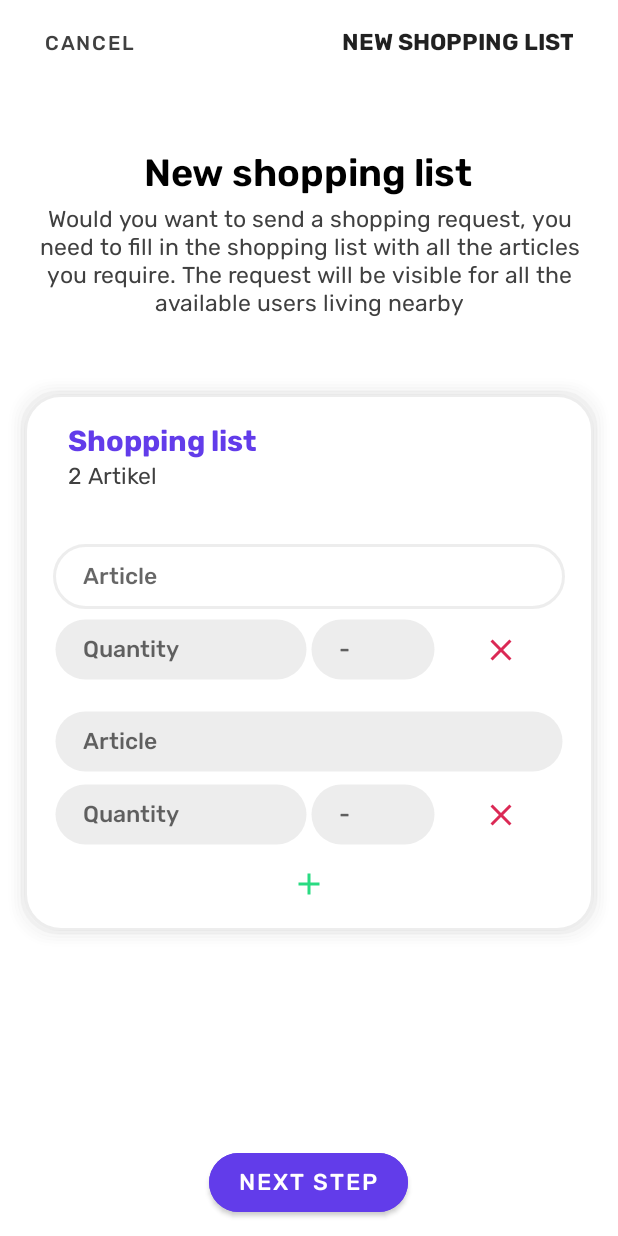
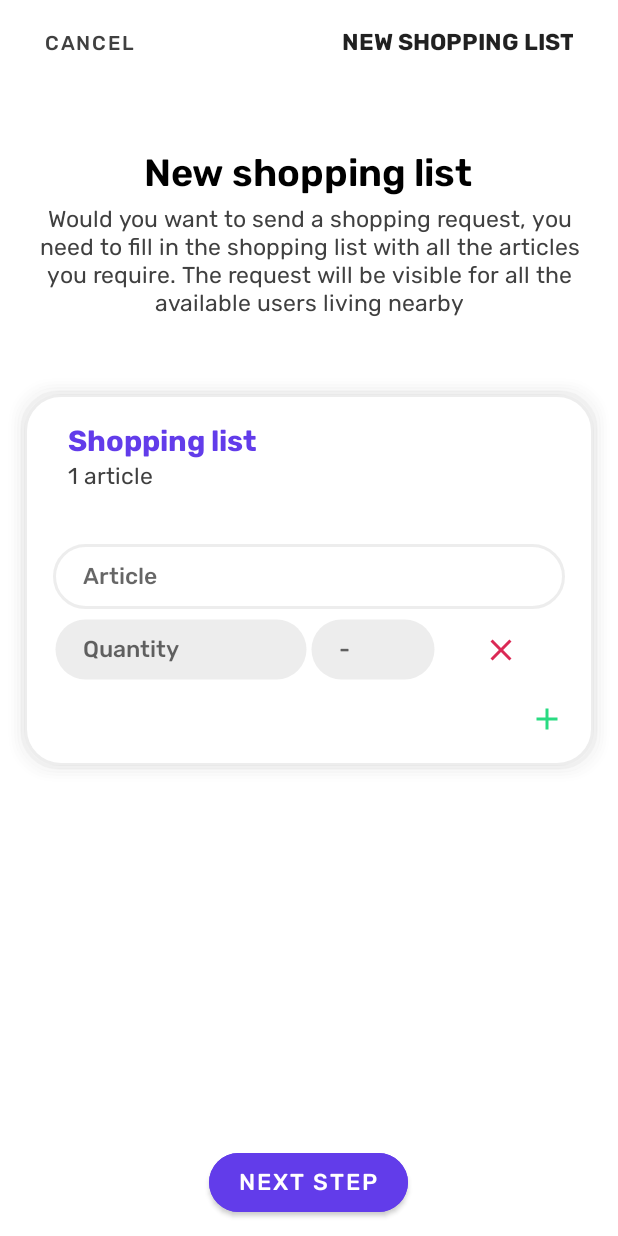
Before and after one commit to wolfOnix/mangofusion, an Android app: the CreateShoppingList screen opened directly, with no data from a screen before it, on a phone screen of 412 x 824 dp. Run offline under Robolectric (Android 15) with nearby library versions, the phone set to English and light mode, and no system bars; our stand-ins replace Firebase (no records; nobody signed in at launch, a user with empty details on screens opened directly).

Commit message:
Populate shopping list element addition fields by pressing the '+' button implemented

```diff
--- a/app/src/main/java/mangofusion/apps/shopassist/CreateShoppingList.kt
+++ b/app/src/main/java/mangofusion/apps/shopassist/CreateShoppingList.kt
@@ -2,23 +2,41 @@ package mangofusion.apps.shopassist
 
 import android.content.Intent
 import android.os.Bundle
+import android.view.LayoutInflater
 import android.view.View
+import android.view.ViewGroup
 import android.widget.Button
+import android.widget.LinearLayout
+import android.widget.TextView
+
 
 class CreateShoppingList : Activity(), View.OnClickListener {
 
     private var btn_create_list_next: Button? = null
+    private var txvw_art_nr: TextView? = null
+    private var art_nr: Int = 0
+    private var lnlyElement: String = "lnly_art_"
+    private var elementContainer: LinearLayout? = null
 
     override fun onCreate(savedInstanceState: Bundle?) {
         super.onCreate(savedInstanceState)
         setContentView(R.layout.activity_create_shopping_list)
 
-        btn_create_list_next = findViewById<View>(R.id.btn_create_list_next) as Button
+        elementContainer = findViewById(R.id.lnly_element_container)
+
+        btn_create_list_next = findViewById<Button>(R.id.btn_create_list_next)
         btn_create_list_next!!.setOnClickListener(this)
+
+        addShoppingListElementField(null)
     }
 
     fun goBack(view: View) {
         finish()
+    }
+
+    fun updateDisplay() {
+        txvw_art_nr = findViewById<TextView>(R.id.txvw_article_number)
+        txvw_art_nr!!.text = resources.getQuantityString(R.plurals.number_of_articles, art_nr, art_nr) // pass art_nr twice: 1st for selecting the plural state and the other for the actual replacement
     }
 
     override fun onClick(v: View?) {
@@ -28,4 +46,16 @@ class CreateShoppingList : Activity(), View.OnClickListener {
             }
         }
     }
+
+    fun addShoppingListElementField(v: View?) {
+        val inflater: LayoutInflater = LayoutInflater.from(applicationContext)
+        val v: View = layoutInflater.inflate(R.layout.shopping_list_container, elementContainer as ViewGroup?, false)
+        elementContainer?.addView(v, art_nr)
+        art_nr++
+        updateDisplay()
+    }
+
+    fun prepareShoppingList() {
+
+    }
 }
--- a/app/src/main/java/mangofusion/apps/shopassist/HomeActivity.kt
+++ b/app/src/main/java/mangofusion/apps/shopassist/HomeActivity.kt
@@ -56,4 +56,9 @@ class HomeActivity : Activity(), View.OnClickListener {
         }
     }
 
+    override fun onBackPressed() {
+        super.onBackPressed()
+        finishAffinity()
+    }
+
 }
--- a/app/src/main/java/mangofusion/apps/shopassist/MainActivity.kt
+++ b/app/src/main/java/mangofusion/apps/shopassist/MainActivity.kt
@@ -56,6 +56,11 @@ class MainActivity : AppCompatActivity(), View.OnClickListener {
         }
     }
 
+    override fun onBackPressed() {
+        super.onBackPressed()
+        finishAffinity()
+    }
+
     private fun userLogin() {
         val email = editTextEmail!!.text.toString().trim { it <= ' ' }
         val password: String = editTextPassword!!.text.toString()
--- a/app/src/main/java/mangofusion/apps/shopassist/MyAccountActivity.kt
+++ b/app/src/main/java/mangofusion/apps/shopassist/MyAccountActivity.kt
@@ -4,6 +4,7 @@ import android.annotation.SuppressLint
 import android.content.Intent
 import android.os.Bundle
 import android.view.View
+import android.view.ViewStub
 import android.widget.Button
 import android.widget.TextView
 import com.google.firebase.auth.FirebaseAuth
@@ -19,9 +20,6 @@ class MyAccountActivity : Activity(), View.OnClickListener {
     @SuppressLint("SetTextI18n")
     override fun onCreate(savedInstanceState: Bundle?) {
         super.onCreate(savedInstanceState)
-
-        window.decorView.post {
-
         setContentView(R.layout.activity_my_account)
 
         btn_logout = findViewById<View>(R.id.btn_logout) as Button
@@ -50,7 +48,9 @@ class MyAccountActivity : Activity(), View.OnClickListener {
         }.addOnFailureListener { // sign out if error has occurred
             signOut(this)
         }
-        }
+
+        // val importPanel: View = findViewById<ViewStub>(R.id.stub_import).inflate()
+
     }
 
     override fun onClick(v: View?) {
--- a/app/src/main/res/layout/activity_create_shopping_list.xml
+++ b/app/src/main/res/layout/activity_create_shopping_list.xml
@@ -81,6 +81,7 @@
                     app:layout_constraintTop_toTopOf="parent" />
 
                 <TextView
+                    android:id="@+id/txvw_article_number"
                     style="@style/title_card_2"
                     android:layout_width="wrap_content"
                     android:layout_height="wrap_content"
@@ -89,7 +90,7 @@
                     android:layout_marginEnd="10dp"
                     android:layout_marginBottom="20dp"
                     android:gravity="start"
-                    android:text="2 Artikel"
+                    android:text="N Art"
                     app:layout_constraintBottom_toBottomOf="parent"
                     app:layout_constraintLeft_toLeftOf="parent"
                     app:layout_constraintRight_toRightOf="parent"
@@ -97,6 +98,12 @@
                     tools:ignore="HardcodedText" />
 
                 <LinearLayout
+                    android:id="@+id/lnly_element_container"
+                    android:layout_width="match_parent"
+                    android:layout_height="wrap_content"
+                    android:orientation="vertical">
+
+                    <!--<LinearLayout
                     android:id="@+id/lnly_art_1"
                     android:layout_width="match_parent"
                     android:layout_height="wrap_content"
@@ -107,7 +114,6 @@
                     app:layout_constraintBottom_toBottomOf="parent">
 
                     <EditText
-                        android:id="@+id/edtxt_art_1"
                         style="@style/input_field_card"
                         android:layout_width="match_parent"
                         android:layout_height="wrap_content"
@@ -132,7 +138,6 @@
                         android:weightSum="1.0">
 
                         <EditText
-                            android:id="@+id/edtxt_quant_1"
                             style="@style/input_field_card"
                             android:layout_width="0dp"
                             android:layout_height="wrap_content"
@@ -148,7 +153,6 @@
                             app:layout_constraintStart_toStartOf="parent" />
 
                         <EditText
-                            android:id="@+id/edtxt_unit_1"
                             style="@style/input_field_card"
                             android:layout_width="0dp"
                             android:layout_height="wrap_content"
@@ -165,7 +169,6 @@
                             tools:ignore="HardcodedText" />
 
                         <ImageButton
-                            android:id="@+id/btn_delete_1"
                             android:background="@color/transparent"
                             android:tint="@color/magenta"
                             android:layout_width="0dp"
@@ -178,89 +181,7 @@
 
                     </LinearLayout>
 
-                </LinearLayout>
-
-                <LinearLayout
-                    android:id="@+id/lnly_art_2"
-                    android:layout_width="match_parent"
-                    android:layout_height="wrap_content"
-                    android:layout_marginTop="5dp"
-                    android:layout_marginBottom="2.5dp"
-                    android:orientation="vertical"
-                    android:gravity="center"
-                    app:layout_constraintBottom_toBottomOf="parent">
-
-                    <EditText
-                        android:id="@+id/edtxt_art_2"
-                        style="@style/input_field_card"
-                        android:layout_width="match_parent"
-                        android:layout_height="wrap_content"
-                        android:layout_marginStart="0dp"
-                        android:layout_marginTop="10dp"
-                        android:layout_marginEnd="0dp"
-                        android:autofillHints=""
-                        android:background="@drawable/input_text_background"
-                        android:ems="10"
-                        android:hint="@string/article"
-                        android:inputType="textPersonName"
-                        app:layout_constraintEnd_toEndOf="parent"
-                        app:layout_constraintStart_toStartOf="parent" />
-
-                    <LinearLayout
-                        android:layout_width="match_parent"
-                        android:layout_height="wrap_content"
-                        android:layout_marginTop="5dp"
-                        android:gravity="start"
-                        android:orientation="horizontal"
-                        app:layout_constraintBottom_toBottomOf="parent"
-                        android:weightSum="1.0">
-
-                        <EditText
-                            android:id="@+id/edtxt_quant_2"
-                            style="@style/input_field_card"
-                            android:layout_width="0dp"
-                            android:layout_height="wrap_content"
-                            android:layout_weight=".5"
-                            android:layout_marginStart="0dp"
-                            android:layout_marginEnd="0dp"
-                            android:autofillHints=""
-                            android:background="@drawable/input_text_background"
-                            android:ems="10"
-                            android:hint="@string/quantity"
-                            android:inputType="textPersonName"
-                            app:layout_constraintEnd_toEndOf="parent"
-                            app:layout_constraintStart_toStartOf="parent" />
-
-                        <EditText
-                            android:id="@+id/edtxt_unit_2"
-                            style="@style/input_field_card"
-                            android:layout_width="0dp"
-                            android:layout_height="wrap_content"
-                            android:layout_weight=".25"
-                            android:layout_marginStart="0dp"
-                            android:layout_marginEnd="0dp"
-                            android:autofillHints=""
-                            android:background="@drawable/input_text_background"
-                            android:ems="10"
-                            android:hint="-"
-                            android:inputType="textPersonName"
-                            app:layout_constraintEnd_toEndOf="parent"
-                            app:layout_constraintStart_toStartOf="parent"
-                            tools:ignore="HardcodedText" />
-
-                        <ImageButton
-                            android:id="@+id/btn_delete_2"
-                            android:background="@color/transparent"
-                            android:tint="@color/magenta"
-                            android:layout_width="0dp"
-                            android:layout_height="match_parent"
-                            android:layout_weight=".25"
-                            android:layout_marginEnd="0dp"
-                            android:src="@drawable/ic_baseline_close_24"
-                            android:layout_gravity="end"
-                            tools:ignore="ContentDescription" />
-
-                    </LinearLayout>
+                </LinearLayout>-->
 
                 </LinearLayout>
 
@@ -268,13 +189,14 @@
                     android:id="@+id/btn_add_article"
                     android:background="@color/transparent"
                     android:tint="@color/green"
-                    android:layout_width="match_parent"
+                    android:layout_width="wrap_content"
                     android:layout_height="match_parent"
                     android:layout_marginTop="10dp"
                     android:layout_marginBottom="0dp"
                     android:src="@drawable/ic_baseline_add_24"
                     android:layout_gravity="end"
-                    tools:ignore="ContentDescription" />
+                    tools:ignore="ContentDescription"
+                    android:onClick="addShoppingListElementField"/>
 
             </LinearLayout>
 
--- a/app/src/main/res/layout/activity_my_account.xml
+++ b/app/src/main/res/layout/activity_my_account.xml
@@ -6,7 +6,7 @@
     android:layout_height="match_parent"
     tools:context=".MyAccountActivity">
 
-    <ViewStub
+    <!--<ViewStub
         android:id="@+id/stub_import"
         android:inflatedId="@+id/scrollView"
         android:layout="@layout/view_stub_loader"
@@ -14,7 +14,7 @@
         android:layout_height="match_parent"
         android:layout_gravity="center"
         app:layout_constraintTop_toTopOf="parent"
-        app:layout_constraintStart_toStartOf="parent"/>
+        app:layout_constraintStart_toStartOf="parent"/>-->
 
     <ScrollView
         android:id="@+id/scrollView"
@@ -52,8 +52,8 @@
                 style="@style/description"
                 android:layout_width="wrap_content"
                 android:layout_height="wrap_content"
+                android:layout_marginStart="20dp"
                 android:layout_marginTop="0dp"
-                android:layout_marginStart="20dp"
                 android:layout_marginEnd="20dp"
                 android:gravity="center"
                 android:text=""
@@ -62,6 +62,7 @@
                 app:layout_constraintLeft_toLeftOf="parent"
                 app:layout_constraintRight_toRightOf="parent"
                 app:layout_constraintTop_toTopOf="parent"
+                app:lineHeight="20dp"
                 tools:ignore="HardcodedText" />
 
             <Button
--- /dev/null
+++ b/app/src/main/res/layout/shopping_list_container.xml
@@ -0,0 +1,73 @@
+<?xml version="1.0" encoding="utf-8"?>
+<LinearLayout xmlns:android="http://schemas.android.com/apk/res/android"
+    xmlns:tools="http://schemas.android.com/tools"
+    android:id="@+id/lnly_art_"
+    android:layout_width="match_parent"
+    android:layout_height="wrap_content"
+    android:layout_marginTop="5dp"
+    android:layout_marginBottom="2.5dp"
+    android:orientation="vertical"
+    android:gravity="center">
+
+    <EditText
+        style="@style/input_field_card"
+        android:layout_width="match_parent"
+        android:layout_height="wrap_content"
+        android:layout_marginStart="0dp"
+        android:layout_marginTop="10dp"
+        android:layout_marginEnd="0dp"
+        android:autofillHints=""
+        android:background="@drawable/input_text_background"
+        android:ems="10"
+        android:hint="@string/article"
+        android:inputType="textPersonName" />
+
+    <LinearLayout
+        android:layout_width="match_parent"
+        android:layout_height="wrap_content"
+        android:layout_marginTop="5dp"
+        android:gravity="start"
+        android:orientation="horizontal"
+        android:weightSum="1.0">
+
+        <EditText
+            style="@style/input_field_card"
+            android:layout_width="0dp"
+            android:layout_height="wrap_content"
+            android:layout_weight=".5"
+            android:layout_marginStart="0dp"
+            android:layout_marginEnd="0dp"
+            android:autofillHints=""
+            android:background="@drawable/input_text_background"
+            android:ems="10"
+            android:hint="@string/quantity"
+            android:inputType="textPersonName" />
+
+        <EditText
+            style="@style/input_field_card"
+            android:layout_width="0dp"
+            android:layout_height="wrap_content"
+            android:layout_weight=".25"
+            android:layout_marginStart="0dp"
+            android:layout_marginEnd="0dp"
+            android:autofillHints=""
+            android:background="@drawable/input_text_background"
+            android:ems="10"
+            android:hint="-"
+            android:inputType="textPersonName"
+            tools:ignore="HardcodedText" />
+
+        <ImageButton
+            android:background="@color/transparent"
+            android:tint="@color/magenta"
+            android:layout_width="0dp"
+            android:layout_height="match_parent"
+            android:layout_weight=".25"
+            android:layout_marginEnd="0dp"
+            android:src="@drawable/ic_baseline_close_24"
+            android:layout_gravity="end"
+            tools:ignore="ContentDescription" />
+
+    </LinearLayout>
+
+</LinearLayout>
--- a/app/src/main/res/values/strings.xml
+++ b/app/src/main/res/values/strings.xml
@@ -4,6 +4,10 @@
         <item>@string/Germany</item>
         <item>@string/The_United_Kingdom</item>
     </string-array>
+    <plurals name="number_of_articles">
+        <item quantity="one">%d article</item>
+        <item quantity="other">%d articles</item>
+    </plurals>
     <string name="shop_assist" translatable="false">Shop Assist</string>
     <string name="log_in_screen" translatable="false">LOGIN SCREEN</string>
     <string name="log_in">LOGIN</string>
```
Also changed, not shown: 3 other files. Lines whose indentation alone changed are shown as unchanged.
